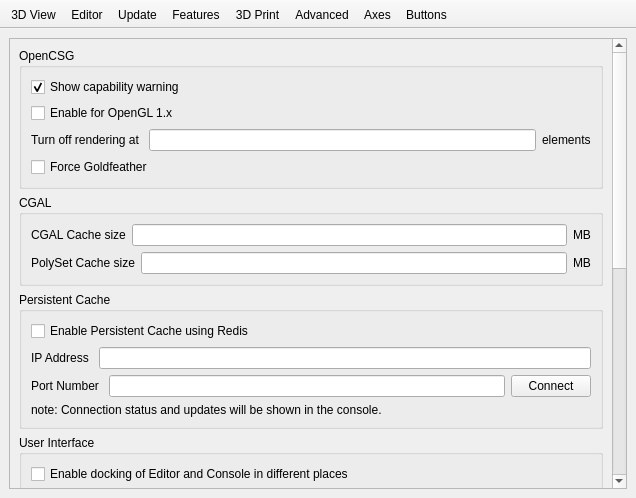
Old version of the form src/Preferences.ui in the repository openscad/openscad.
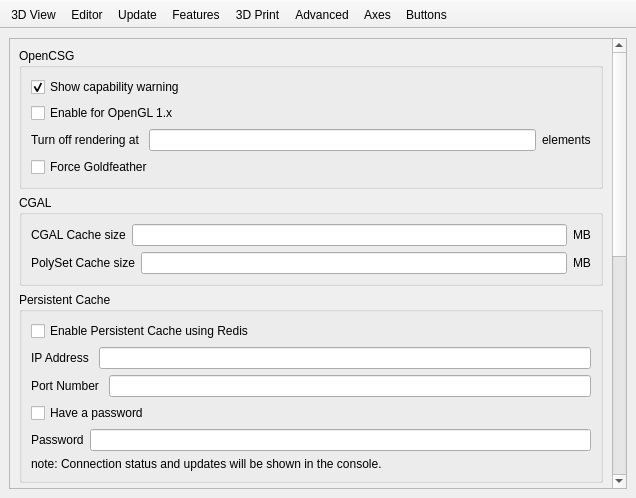
New version of the form. Icons and pictures are not drawn. Custom widgets are drawn as their Qt base class.

Commit message: Added password auth GUI under advanced tab

What changed in the file:
```diff
--- a/src/Preferences.ui
+++ b/src/Preferences.ui
@@ -1507,9 +1507,9 @@
            <property name="geometry">
             <rect>
              <x>0</x>
-             <y>-126</y>
+             <y>0</y>
              <width>602</width>
-             <height>909</height>
+             <height>971</height>
             </rect>
            </property>
            <layout class="QVBoxLayout" name="verticalLayout_12">
@@ -1689,13 +1689,34 @@
                    </property>
                   </widget>
                  </item>
+                </layout>
+               </item>
+               <item>
+                <widget class="QCheckBox" name="enablePasswordAuth">
+                 <property name="text">
+                  <string>Have a password</string>
+                 </property>
+                 <property name="checked">
+                  <bool>false</bool>
+                 </property>
+                </widget>
+               </item>
+               <item>
+                <layout class="QHBoxLayout" name="horizontalLayout_pc3">
                  <item>
-                  <widget class="QPushButton" name="connectBtn">
+                  <widget class="QLabel" name="label_pc4">
+                   <property name="text">
+                    <string>Password</string>
+                   </property>
+                  </widget>
+                 </item>
+                 <item>
+                  <widget class="QLineEdit" name="passwordEdit">
                    <property name="enabled">
                     <bool>true</bool>
                    </property>
                    <property name="text">
-                    <string>Connect</string>
+                    <string/>
                    </property>
                   </widget>
                  </item>
```
The commit also changes 5 other files.
